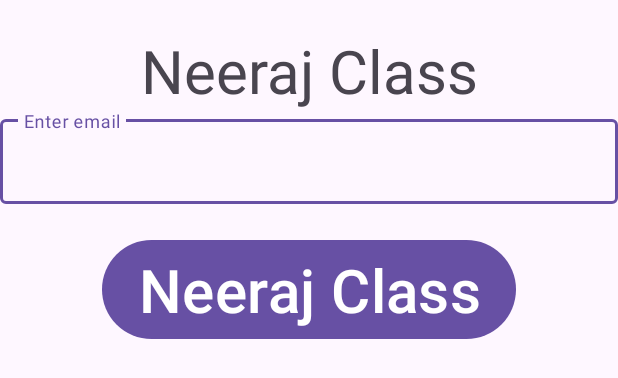
After one commit to amanpreeto7/NeerajJoshiClass, an Android app: the layout activity_login.xml on its own in the app's theme, with its tools: preview values and no code run, on a phone screen of 412 x 824 dp. The commit adds this screen. Shown: the top 378 px of the screen. Run offline under Robolectric (Android 15) with nearby library versions, the phone set to English and light mode, and no system bars.

Commit message:
View Binding and text input layout, do on text change

```diff
--- a/app/build.gradle
+++ b/app/build.gradle
@@ -11,8 +11,8 @@ android {
         applicationId "com.o7services.neerajoshiclass"
         minSdk 26
         targetSdk 34
-        versionCode 1
-        versionName "1.0"
+        versionCode 1 //by one
+        versionName "1.0" //string, x.xx.xxx major update, minor update, bug fixing 1.00.000
 
         testInstrumentationRunner "androidx.test.runner.AndroidJUnitRunner"
     }
@@ -30,6 +30,8 @@ android {
     kotlinOptions {
         jvmTarget = '1.8'
     }
+
+    buildFeatures.viewBinding = true
 }
 
 dependencies {
--- a/app/src/main/AndroidManifest.xml
+++ b/app/src/main/AndroidManifest.xml
@@ -13,6 +13,9 @@
         android:theme="@style/Theme.NeeraJoshiClass"
         tools:targetApi="31">
         <activity
+            android:name=".LoginActivity"
+            android:exported="false" />
+        <activity
             android:name=".MessagesActivity"
             android:exported="false" />
         <activity
--- a/app/src/main/java/com/o7services/neerajoshiclass/MainActivity.kt
+++ b/app/src/main/java/com/o7services/neerajoshiclass/MainActivity.kt
@@ -20,7 +20,8 @@ class MainActivity : AppCompatActivity() {
         //!! definite - double bang, bang bang
         //crash chances
         btnSave!!.setOnClickListener{
-
+            var intent = Intent(this, LoginActivity::class.java)
+            startActivity(intent)
         }
 
         //? - this can be null, execute the next if it is not null
--- /dev/null
+++ b/app/src/main/res/layout/activity_login.xml
@@ -0,0 +1,44 @@
+<?xml version="1.0" encoding="utf-8"?>
+<androidx.constraintlayout.widget.ConstraintLayout xmlns:android="http://schemas.android.com/apk/res/android"
+    xmlns:app="http://schemas.android.com/apk/res-auto"
+    xmlns:tools="http://schemas.android.com/tools"
+    android:layout_width="match_parent"
+    android:layout_height="match_parent"
+    tools:context=".LoginActivity">
+
+    <TextView
+        android:layout_width="wrap_content"
+        android:layout_height="wrap_content"
+        android:id="@+id/tvLogin"
+        android:text="@string/app_name"
+        android:textSize="40sp"
+        android:layout_margin="20dp"
+        app:layout_constraintStart_toStartOf="parent"
+        app:layout_constraintEnd_toEndOf="parent"
+        app:layout_constraintTop_toTopOf="parent"/>
+
+    <com.google.android.material.textfield.TextInputLayout
+        android:layout_width="match_parent"
+        android:layout_height="wrap_content"
+        android:hint="Enter email"
+        android:id="@+id/tilEmail"
+        app:layout_constraintStart_toStartOf="parent"
+        app:layout_constraintTop_toBottomOf="@id/tvLogin">
+        <com.google.android.material.textfield.TextInputEditText
+            android:layout_width="match_parent"
+            android:layout_height="wrap_content"
+            android:id="@+id/etEmail"/>
+    </com.google.android.material.textfield.TextInputLayout>
+
+
+    <Button
+        android:layout_width="wrap_content"
+        android:layout_height="wrap_content"
+        android:id="@+id/btnLogin"
+        android:text="@string/app_name"
+        android:textSize="40sp"
+        android:layout_margin="20dp"
+        app:layout_constraintStart_toStartOf="parent"
+        app:layout_constraintEnd_toEndOf="parent"
+        app:layout_constraintTop_toBottomOf="@+id/tilEmail"/>
+</androidx.constraintlayout.widget.ConstraintLayout>
```
Also changed, not shown: app/src/main/java/com/o7services/neerajoshiclass/LoginActivity.kt (added, +37 -0 lines).
